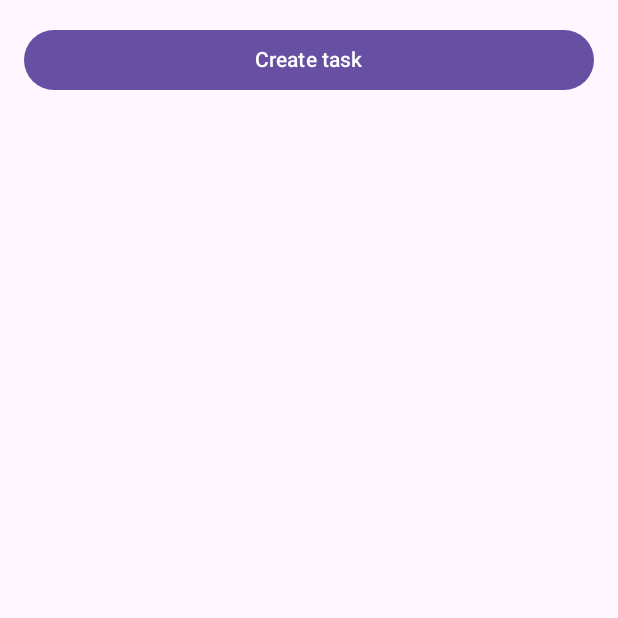
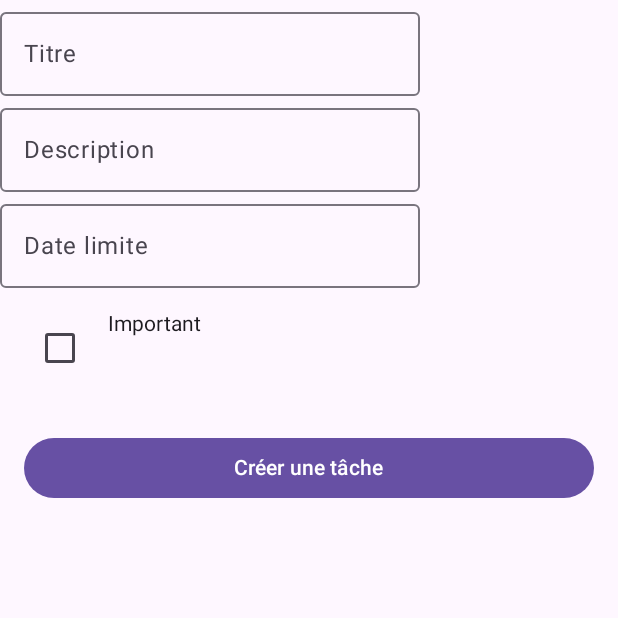
Before and after one commit to Sadako-amaryllis/mytasktd, an Android app built with Jetpack Compose: the AddTaskScreen screen opened through its navigation route, on a phone screen of 412 x 824 dp, the top half of it. Run offline under Robolectric (Android 15) with nearby library versions, the phone set to English and light mode, and no system bars.

```diff
--- a/app/src/main/java/com/example/td_android/ui/AddTaskModel.kt
+++ b/app/src/main/java/com/example/td_android/ui/AddTaskModel.kt
@@ -1,15 +1,22 @@
+@file:OptIn(ExperimentalMaterial3Api::class)
+
 package com.example.td_android.ui
 
 import androidx.compose.foundation.layout.Column
+import androidx.compose.foundation.layout.Row
 import androidx.compose.foundation.layout.fillMaxWidth
 import androidx.compose.foundation.layout.padding
 import androidx.compose.material3.Button
+import androidx.compose.material3.Checkbox
+import androidx.compose.material3.ExperimentalMaterial3Api
 import androidx.compose.material3.Text
+import androidx.compose.material3.OutlinedTextField
 import androidx.compose.runtime.Composable
 import androidx.compose.runtime.mutableStateOf
 import androidx.compose.ui.Modifier
 import androidx.compose.ui.unit.dp
 import androidx.lifecycle.ViewModel
+
 
 class AddTaskModel : ViewModel() {
 
@@ -46,23 +53,70 @@ class AddTaskModel : ViewModel() {
     }
 
     fun createTask() {
+        val task = Task(
+            title = title,
+            description = description,
+            deadline = deadline,
+            isImportant = isImportant
+        )
+        println("New Task Made: $task")
     }
 }
+
 
 @Composable
 fun TaskForm(
     addTaskModel: AddTaskModel,
     modifier: Modifier = Modifier
+
 ) {
+
     Column(modifier) {
-
+        OutlinedTextField(
+            value = addTaskModel.title,
+            onValueChange = { addTaskModel.setTitle(it) },
+            label = { Text("Titre") },
+        )
+        OutlinedTextField(
+            value = addTaskModel.description,
+            onValueChange = { addTaskModel.setDescription(it) },
+            label = { Text("Description") },
+        )
+        OutlinedTextField(
+            value = addTaskModel.deadline,
+            onValueChange = { addTaskModel.setDeadline(it) },
+            label = { Text("Date limite") },
+        )
+        Row(
+            modifier = Modifier.padding(16.dp)
+        ) {
+            Checkbox(
+                checked = addTaskModel.isImportant,
+                onCheckedChange = { addTaskModel.setIsImportant(it) },
+            )
+            Text(
+                text = "Important",
+                modifier = Modifier.padding(start = 8.dp)
+            )
+        }
         Button(
             onClick = { addTaskModel.createTask() },
             modifier = Modifier
                 .fillMaxWidth()
                 .padding(16.dp)
         ) {
-            Text("Create task")
+            Text("Créer une tâche")
         }
     }
 }
+
+data class Task(
+    val title: String,
+    val description: String,
+    val deadline: String,
+    val isImportant: Boolean
+) {
+    override fun toString(): String {
+        return "Task(title='$title', description='$description', deadline='$deadline', isImportant=$isImportant)"
+    }
+}
```
